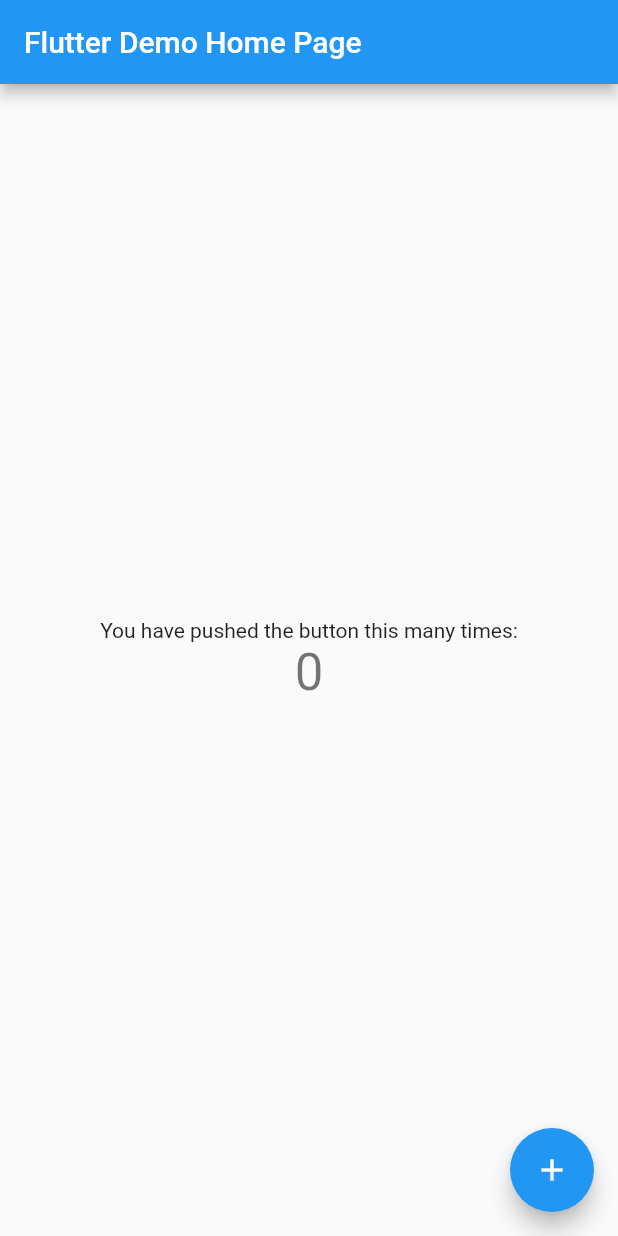
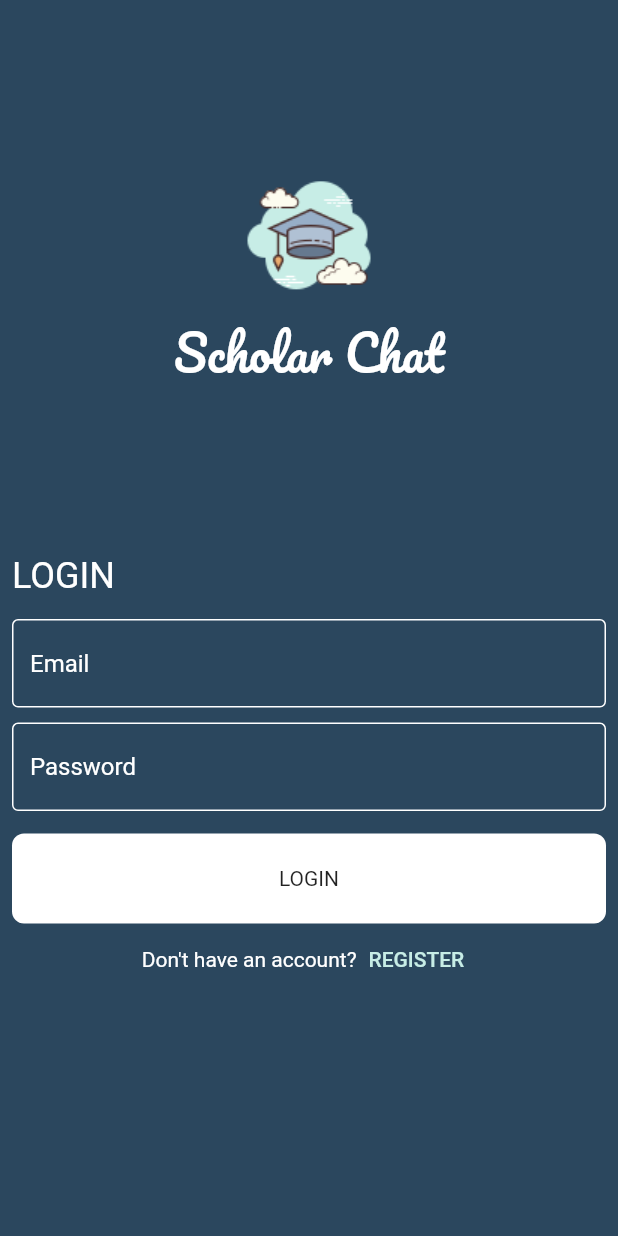
Before and after one commit to Fnmghaithi/scholar, a Flutter app: the screen it shows after launch, on a phone screen of 412 x 824 dp. Run offline on Flutter 3.47's test engine with Material 2 defaults, Android fonts, the phone set to English and light mode, and no system bars.

Commit message:
Finished from the login and register pages UI.

```diff
--- a/lib/main.dart
+++ b/lib/main.dart
@@ -1,115 +1,20 @@
 import 'package:flutter/material.dart';
+import 'package:scholar_chat/pages/login_page.dart';
 
 void main() {
-  runApp(const MyApp());
+  runApp(const ScholarChat());
 }
 
-class MyApp extends StatelessWidget {
-  const MyApp({Key? key}) : super(key: key);
+class ScholarChat extends StatelessWidget {
+  const ScholarChat({Key? key}) : super(key: key);
 
-  // This widget is the root of your application.
   @override
   Widget build(BuildContext context) {
     return MaterialApp(
-      title: 'Flutter Demo',
       theme: ThemeData(
-        // This is the theme of your application.
-        //
-        // Try running your application with "flutter run". You'll see the
-        // application has a blue toolbar. Then, without quitting the app, try
-        // changing the primarySwatch below to Colors.green and then invoke
-        // "hot reload" (press "r" in the console where you ran "flutter run",
-        // or simply save your changes to "hot reload" in a Flutter IDE).
-        // Notice that the counter didn't reset back to zero; the application
-        // is not restarted.
-        primarySwatch: Colors.blue,
+        scaffoldBackgroundColor: const Color(0xFF2B475E),
       ),
-      home: const MyHomePage(title: 'Flutter Demo Home Page'),
+      home: const LoginPage(),
     );
   }
 }
-
-class MyHomePage extends StatefulWidget {
-  const MyHomePage({Key? key, required this.title}) : super(key: key);
-
-  // This widget is the home page of your application. It is stateful, meaning
-  // that it has a State object (defined below) that contains fields that affect
-  // how it looks.
-
-  // This class is the configuration for the state. It holds the values (in this
-  // case the title) provided by the parent (in this case the App widget) and
-  // used by the build method of the State. Fields in a Widget subclass are
-  // always marked "final".
-
-  final String title;
-
-  @override
-  State<MyHomePage> createState() => _MyHomePageState();
-}
-
-class _MyHomePageState extends State<MyHomePage> {
-  int _counter = 0;
-
-  void _incrementCounter() {
-    setState(() {
-      // This call to setState tells the Flutter framework that something has
-      // changed in this State, which causes it to rerun the build method below
-      // so that the display can reflect the updated values. If we changed
-      // _counter without calling setState(), then the build method would not be
-      // called again, and so nothing would appear to happen.
-      _counter++;
-    });
-  }
-
-  @override
-  Widget build(BuildContext context) {
-    // This method is rerun every time setState is called, for instance as done
-    // by the _incrementCounter method above.
-    //
-    // The Flutter framework has been optimized to make rerunning build methods
-    // fast, so that you can just rebuild anything that needs updating rather
-    // than having to individually change instances of widgets.
-    return Scaffold(
-      appBar: AppBar(
-        // Here we take the value from the MyHomePage object that was created by
-        // the App.build method, and use it to set our appbar title.
-        title: Text(widget.title),
-      ),
-      body: Center(
-        // Center is a layout widget. It takes a single child and positions it
-        // in the middle of the parent.
-        child: Column(
-          // Column is also a layout widget. It takes a list of children and
-          // arranges them vertically. By default, it sizes itself to fit its
-          // children horizontally, and tries to be as tall as its parent.
-          //
-          // Invoke "debug painting" (press "p" in the console, choose the
-          // "Toggle Debug Paint" action from the Flutter Inspector in Android
-          // Studio, or the "Toggle Debug Paint" command in Visual Studio Code)
-          // to see the wireframe for each widget.
-          //
-          // Column has various properties to control how it sizes itself and
-          // how it positions its children. Here we use mainAxisAlignment to
-          // center the children vertically; the main axis here is the vertical
-          // axis because Columns are vertical (the cross axis would be
-          // horizontal).
-          mainAxisAlignment: MainAxisAlignment.center,
-          children: <Widget>[
-            const Text(
-              'You have pushed the button this many times:',
-            ),
-            Text(
-              '$_counter',
-              style: Theme.of(context).textTheme.headline4,
-            ),
-          ],
-        ),
-      ),
-      floatingActionButton: FloatingActionButton(
-        onPressed: _incrementCounter,
-        tooltip: 'Increment',
-        child: const Icon(Icons.add),
-      ), // This trailing comma makes auto-formatting nicer for build methods.
-    );
-  }
-}
--- /dev/null
+++ b/lib/pages/login_page.dart
@@ -0,0 +1,86 @@
+import 'package:flutter/material.dart';
+import 'package:scholar_chat/pages/register_page.dart';
+import 'package:scholar_chat/widgets/custom_button.dart';
+import 'package:scholar_chat/widgets/custom_textfield.dart';
+
+class LoginPage extends StatelessWidget {
+  const LoginPage({Key? key}) : super(key: key);
+
+  @override
+  Widget build(BuildContext context) {
+    return Scaffold(
+      body: Center(
+        child: Padding(
+          padding: const EdgeInsets.symmetric(horizontal: 8),
+          child: Column(
+            children: <Widget>[
+              const Spacer(flex: 2),
+              Image.asset('assets/images/scholar.png'),
+              const Text(
+                'Scholar Chat',
+                style: TextStyle(
+                  color: Colors.white,
+                  fontSize: 32,
+                  fontFamily: 'pacifico',
+                ),
+              ),
+              const Spacer(flex: 2),
+              Row(
+                children: const [
+                  Text(
+                    'LOGIN',
+                    style: TextStyle(
+                      color: Colors.white,
+                      fontSize: 24,
+                    ),
+                  ),
+                ],
+              ),
+              const SizedBox(height: 15),
+              CustomTextField(
+                hintText: 'Email',
+              ),
+              const SizedBox(height: 10),
+              CustomTextField(
+                hintText: 'Password',
+              ),
+              const SizedBox(height: 15),
+              CustomButton(
+                buttonText: 'LOGIN',
+              ),
+              Row(
+                mainAxisAlignment: MainAxisAlignment.center,
+                children: <Widget>[
+                  const Text(
+                    'Don\'t have an account?',
+                    style: TextStyle(
+                      color: Colors.white,
+                    ),
+                  ),
+                  TextButton(
+                    onPressed: () {
+                      Navigator.of(context).push(
+                        MaterialPageRoute(
+                          builder: (context) {
+                            return const RegisterPage();
+                          },
+                        ),
+                      );
+                    },
+                    child: const Text(
+                      'REGISTER',
+                      style: TextStyle(
+                        color: Color(0xFFC7EDE6),
+                      ),
+                    ),
+                  ),
+                ],
+              ),
+              const Spacer(flex: 3),
+            ],
+          ),
+        ),
+      ),
+    );
+  }
+}
--- /dev/null
+++ b/lib/widgets/custom_button.dart
@@ -0,0 +1,25 @@
+import 'package:flutter/material.dart';
+
+class CustomButton extends StatelessWidget {
+  CustomButton({
+    Key? key,
+    required this.buttonText,
+  });
+
+  String buttonText;
+
+  @override
+  Widget build(BuildContext context) {
+    return Container(
+      decoration: BoxDecoration(
+        color: Colors.white,
+        borderRadius: BorderRadius.circular(8),
+      ),
+      child: Center(
+        child: Text(buttonText!),
+      ),
+      width: double.infinity,
+      height: 60,
+    );
+  }
+}
--- /dev/null
+++ b/lib/widgets/custom_textfield.dart
@@ -0,0 +1,28 @@
+import 'package:flutter/material.dart';
+
+class CustomTextField extends StatelessWidget {
+  CustomTextField({Key? key, this.hintText});
+  String? hintText;
+
+  @override
+  Widget build(BuildContext context) {
+    return TextField(
+      decoration: InputDecoration(
+        hintText: hintText,
+        hintStyle: const TextStyle(
+          color: Colors.white,
+        ),
+        enabledBorder: const OutlineInputBorder(
+          borderSide: BorderSide(
+            color: Colors.white,
+          ),
+        ),
+        border: const OutlineInputBorder(
+          borderSide: BorderSide(
+            color: Colors.white,
+          ),
+        ),
+      ),
+    );
+  }
+}
```
Also changed, not shown: lib/pages/register_page.dart (added, +86 -0 lines), 3 other files.
